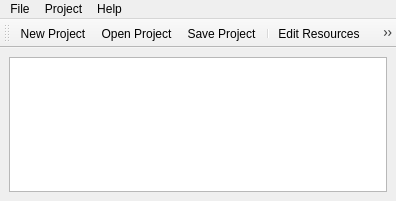
The window that DCGUI/Windows/MainWindow.ui (DanielZorin/DataCenters) describes before a commit, drawn with Qt 5.
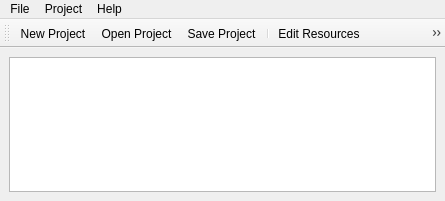
The same window after the commit. Icons and pictures are not drawn.

What changed in the file:
```diff
--- a/DCGUI/Windows/MainWindow.ui
+++ b/DCGUI/Windows/MainWindow.ui
@@ -6,7 +6,7 @@
    <rect>
     <x>0</x>
     <y>0</y>
-    <width>396</width>
+    <width>445</width>
     <height>201</height>
    </rect>
   </property>
@@ -51,8 +51,8 @@
     <rect>
      <x>0</x>
      <y>0</y>
-     <width>396</width>
-     <height>21</height>
+     <width>445</width>
+     <height>20</height>
     </rect>
    </property>
    <property name="styleSheet">
@@ -110,6 +110,8 @@
    <addaction name="actionCreate_Random_Demands"/>
    <addaction name="separator"/>
    <addaction name="actionStart"/>
+   <addaction name="actionShow_Statistics"/>
+   <addaction name="actionShow_Results"/>
    <addaction name="actionSettings"/>
   </widget>
   <action name="actionExit">
@@ -251,6 +253,30 @@
     <string>Edit Demand</string>
    </property>
   </action>
+  <action name="actionShow_Results">
+   <property name="icon">
+    <iconset resource="resources.qrc">
+     <normaloff>:/pics/pics/line_chart.png</normaloff>:/pics/pics/line_chart.png</iconset>
+   </property>
+   <property name="text">
+    <string>Show_Results</string>
+   </property>
+   <property name="toolTip">
+    <string>Show Results</string>
+   </property>
+  </action>
+  <action name="actionShow_Statistics">
+   <property name="icon">
+    <iconset resource="resources.qrc">
+     <normaloff>:/pics/pics/chart.png</normaloff>:/pics/pics/chart.png</iconset>
+   </property>
+   <property name="text">
+    <string>Show_Statistics</string>
+   </property>
+   <property name="toolTip">
+    <string>Show Statistics</string>
+   </property>
+  </action>
  </widget>
  <resources>
   <include location="resources.qrc"/>
```
Left out of the diff: 29 changed lines with no effect on the pictures.
